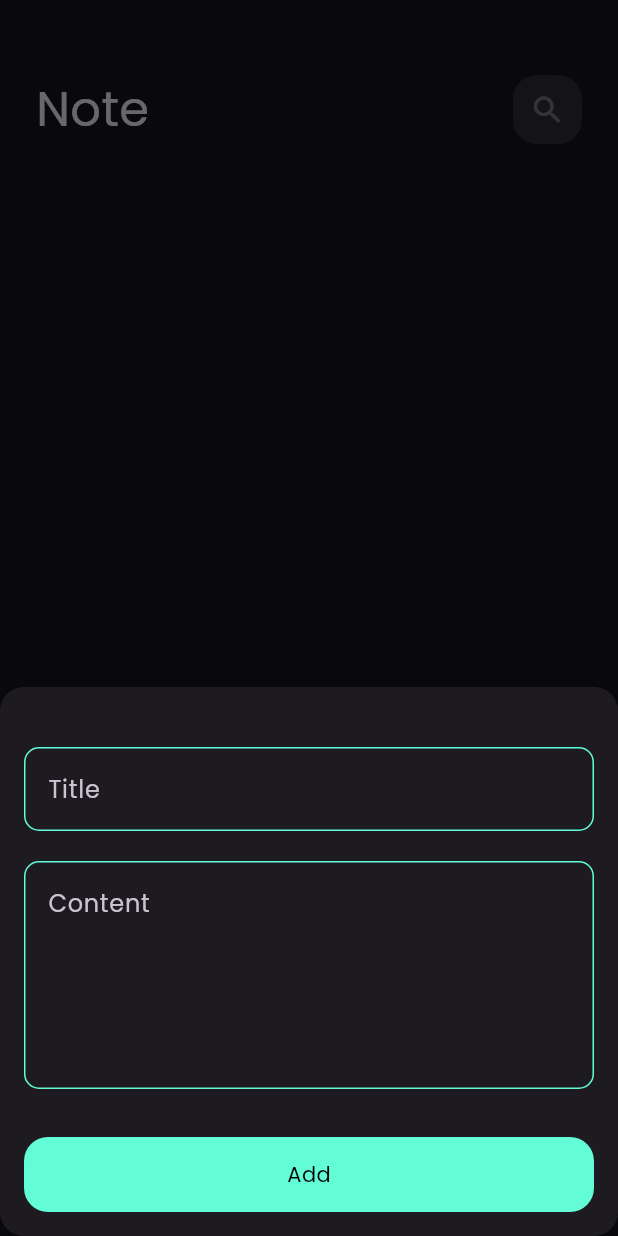
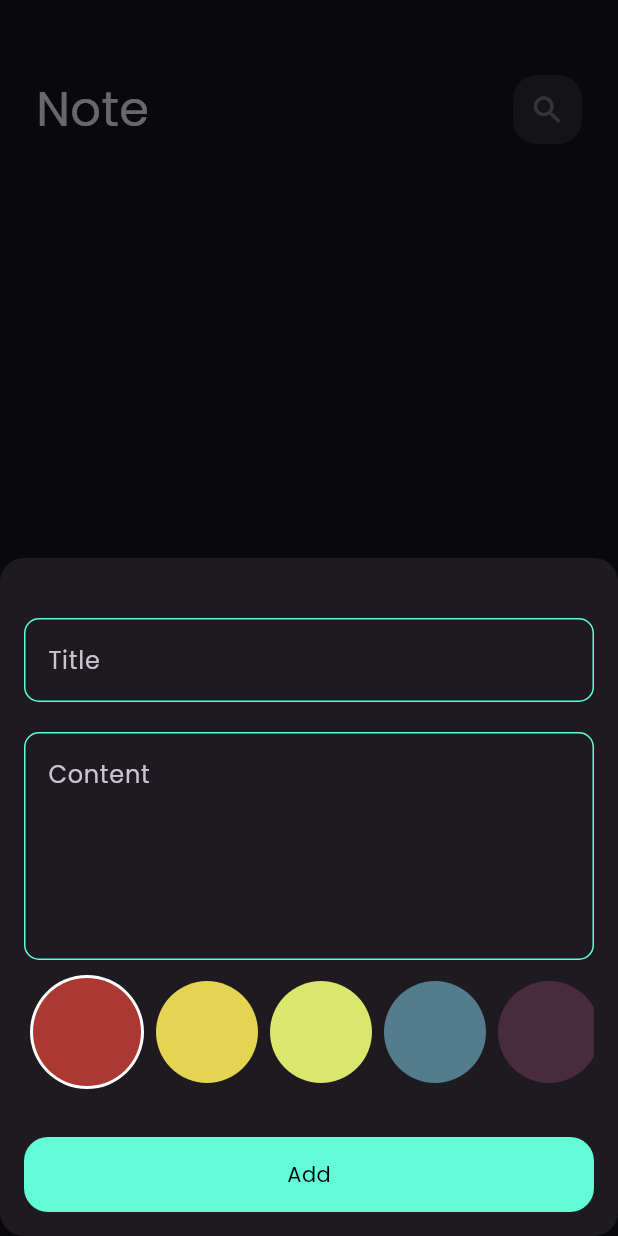
Before and after one commit to AbdallahSaeed0/notes_app, a Flutter app: the screen it shows after launch, after a tap on the "add" icon, on a phone screen of 412 x 824 dp. Run offline on Flutter 3.47's test engine with Material 3 defaults, Android fonts, the phone set to English and light mode, and no system bars; our stand-ins replace bloc, flutter_bloc, font_awesome_flutter, hive, hive_flutter; accounts and stored records are empty.

Commit message:
adding colors

```diff
--- a/lib/views/cubits/cubit/addnote_cubit.dart
+++ b/lib/views/cubits/cubit/addnote_cubit.dart
@@ -1,4 +1,5 @@
 import 'package:bloc/bloc.dart';
+import 'package:flutter/material.dart';
 import 'package:hive/hive.dart';
 import 'package:meta/meta.dart';
 import 'package:notes_app/views/constants.dart';
@@ -9,7 +10,9 @@ part 'addnote_state.dart';
 class AddnoteCubit extends Cubit<AddnoteState> {
   AddnoteCubit() : super(AddnoteInitial());
 
+  Color color = Color(0xffAC3931);
   addNote(NoteModel note) async {
+    note.color = color.value;
     emit(AddnoteLoading());
 
     try {
--- /dev/null
+++ b/lib/views/widgets/colors_listview.dart
@@ -0,0 +1,69 @@
+import 'package:flutter/material.dart';
+import 'package:flutter_bloc/flutter_bloc.dart';
+import 'package:notes_app/views/cubits/cubit/addnote_cubit.dart';
+
+class ColorItem extends StatelessWidget {
+  const ColorItem({super.key, required this.isActive, required this.color});
+
+  final bool isActive;
+  final Color color;
+  @override
+  Widget build(BuildContext context) {
+    return isActive
+        ? CircleAvatar(
+            radius: 38,
+            backgroundColor: Colors.white,
+            child: CircleAvatar(
+              radius: 36,
+              backgroundColor: color,
+            ),
+          )
+        : CircleAvatar(
+            radius: 34,
+            backgroundColor: color,
+          );
+  }
+}
+
+class ListColors extends StatefulWidget {
+  const ListColors({super.key});
+
+  @override
+  State<ListColors> createState() => _ListColorsState();
+}
+
+class _ListColorsState extends State<ListColors> {
+  int curruntindex = 0;
+  List<Color> colors = const [
+    Color(0xffAC3931),
+    Color(0xffE5D352),
+    Color(0xffD9E76C),
+    Color(0xff537D8D),
+    Color(0xff482C3D),
+  ];
+  @override
+  Widget build(BuildContext context) {
+    return SizedBox(
+      height: 38 * 2,
+      child: ListView.builder(
+        scrollDirection: Axis.horizontal,
+        itemCount: colors.length,
+        itemBuilder: (context, index) {
+          return Padding(
+            padding: const EdgeInsets.symmetric(horizontal: 4),
+            child: GestureDetector(
+                onTap: () {
+                  curruntindex = index;
+                  setState(() {});
+                  BlocProvider.of<AddnoteCubit>(context).color = colors[index];
+                },
+                child: ColorItem(
+                  color: colors[index],
+                  isActive: curruntindex == index,
+                )),
+          );
+        },
+      ),
+    );
+  }
+}
--- a/lib/views/widgets/item_note.dart
+++ b/lib/views/widgets/item_note.dart
@@ -29,7 +29,7 @@ class NoteItem extends StatelessWidget {
       },
       child: Container(
         decoration: BoxDecoration(
-            color: Color(0xffFFCC80), borderRadius: BorderRadius.circular(16)),
+            color: Color(note.color), borderRadius: BorderRadius.circular(16)),
         child: Padding(
           padding: const EdgeInsets.only(
             left: 16,
--- a/lib/views/widgets/note_form.dart
+++ b/lib/views/widgets/note_form.dart
@@ -1,9 +1,12 @@
+// ignore_for_file: prefer_const_constructors
+
 import 'package:flutter/material.dart';
 import 'package:flutter_bloc/flutter_bloc.dart';
 import 'package:intl/intl.dart';
 import 'package:notes_app/views/cubits/cubit/addnote_cubit.dart';
 import 'package:notes_app/views/models/note_model.dart';
 
+import 'colors_listview.dart';
 import 'custom_button.dart';
 import 'custom_text_field.dart';
 
@@ -50,6 +53,10 @@ class _NoteFormState extends State<NoteForm> {
             },
           ),
           const SizedBox(
+            height: 10,
+          ),
+          ListColors(),
+          const SizedBox(
             height: 32,
           ),
           BlocBuilder<AddnoteCubit, AddnoteState>(
```
